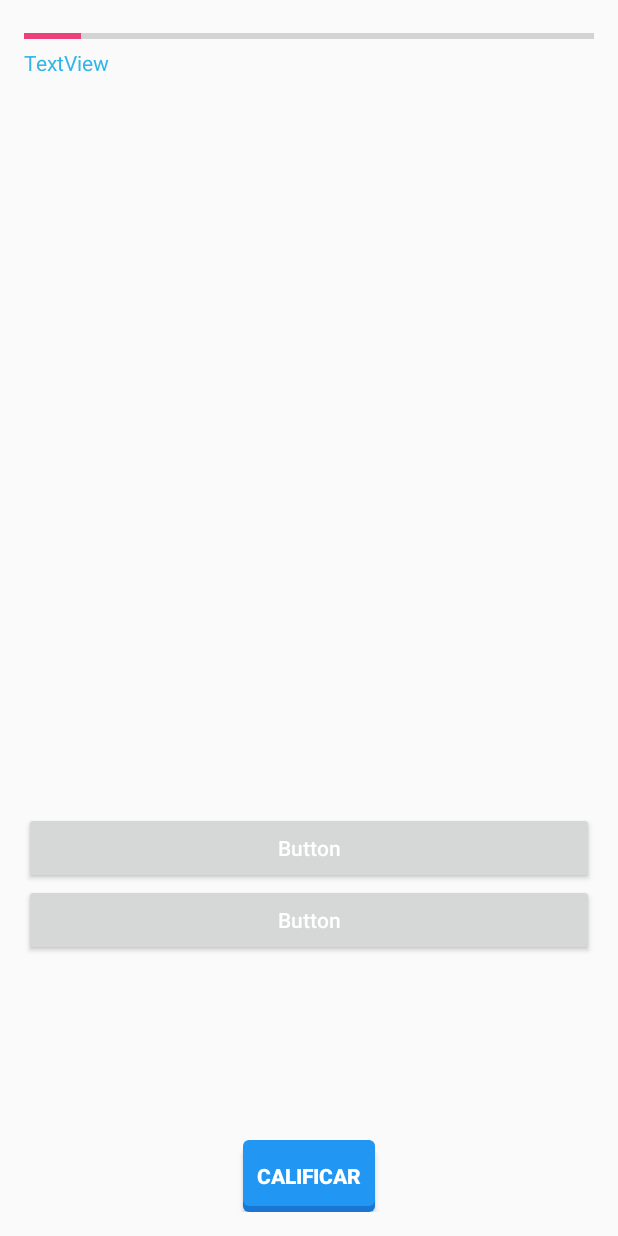
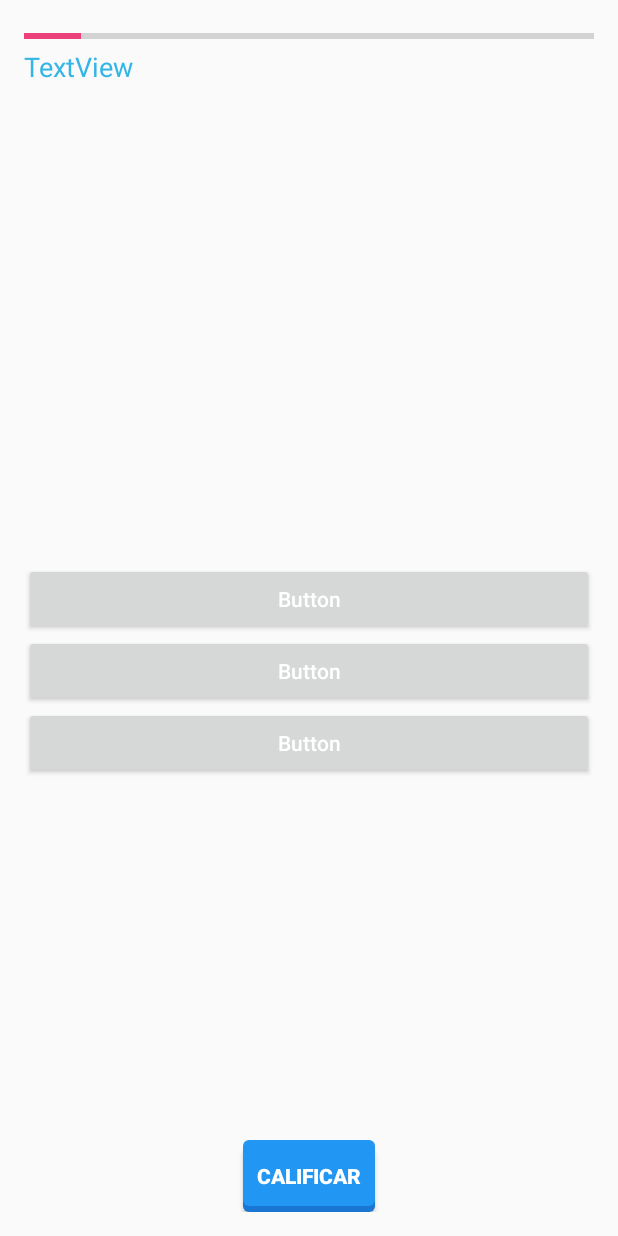
Before and after one commit to edward25nov/orthography, an Android app: the layout activity_play_contexto.xml on its own in the app's theme, with its tools: preview values and no code run, on a phone screen of 412 x 824 dp. Run offline under Robolectric (Android 15) with nearby library versions, the phone set to English and light mode, and no system bars.

Commit message:
empezando modulo de juego contexto, agregando tercera opcion de respuesta

```diff
--- a/app/src/main/java/com/example/edward/orthography/PlaySeleccion.java
+++ b/app/src/main/java/com/example/edward/orthography/PlaySeleccion.java
@@ -435,8 +435,8 @@ public class PlaySeleccion extends AppCompatActivity {
 
                 //tengo que revisar esto......
                // manager.setPreferences(PlaySeleccion.this, "status", "1");
-              //  manager.setPreferences(PlaySeleccion.this,"puntos",fpuntos+"");
-               // manager.setPreferences(PlaySeleccion.this,"Estrellas",festrellas+"");
+               manager.setPreferences(PlaySeleccion.this,"puntos",fpuntos+"");
+               manager.setPreferences(PlaySeleccion.this,"Estrellas",festrellas+"");
 
                 alert.cancel();
             }
--- a/app/src/main/res/layout/activity_play_contexto.xml
+++ b/app/src/main/res/layout/activity_play_contexto.xml
@@ -57,8 +57,9 @@
             tools:ignore="HardcodedText,InefficientWeight,ObsoleteLayoutParam"
             android:layout_alignParentRight="true"
             android:layout_alignParentEnd="true"
-            android:layout_weight="0.80"
-            android:textColor="@android:color/holo_blue_light" />
+            android:layout_weight="0.57"
+            android:textColor="@android:color/holo_blue_light"
+            android:textSize="18sp" />
 
         <Button
             android:text="Button"
@@ -78,6 +79,15 @@
             android:textColor="@color/blanco"
             android:textAllCaps="false" />
 
+        <Button
+            android:text="Button"
+            android:layout_width="match_parent"
+            android:layout_height="wrap_content"
+            android:id="@+id/opcionC"
+            tools:ignore="HardcodedText"
+            android:textColor="@color/blanco"
+            android:textAllCaps="false"/>
+
     </LinearLayout>
 
 </RelativeLayout>
```
Also changed, not shown: app/src/main/java/com/example/edward/orthography/PlayContexto.java (+31 -4 lines), app/src/main/java/com/example/edward/orthography/lecciones.java (+7 -0 lines), 48 other files.
